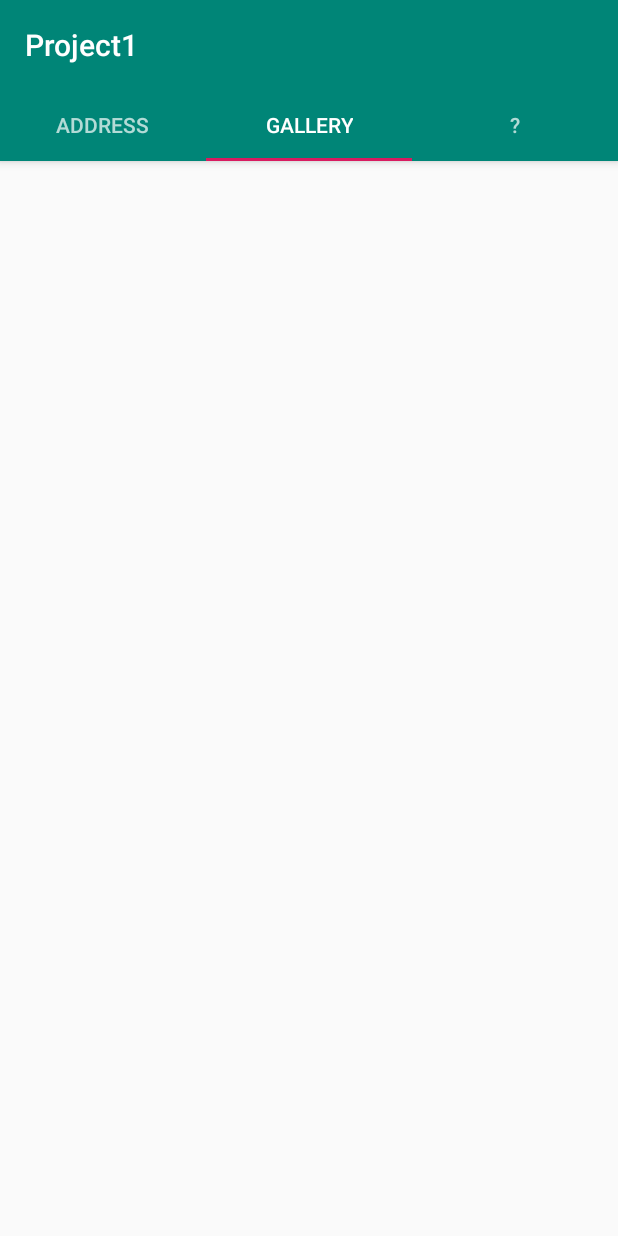
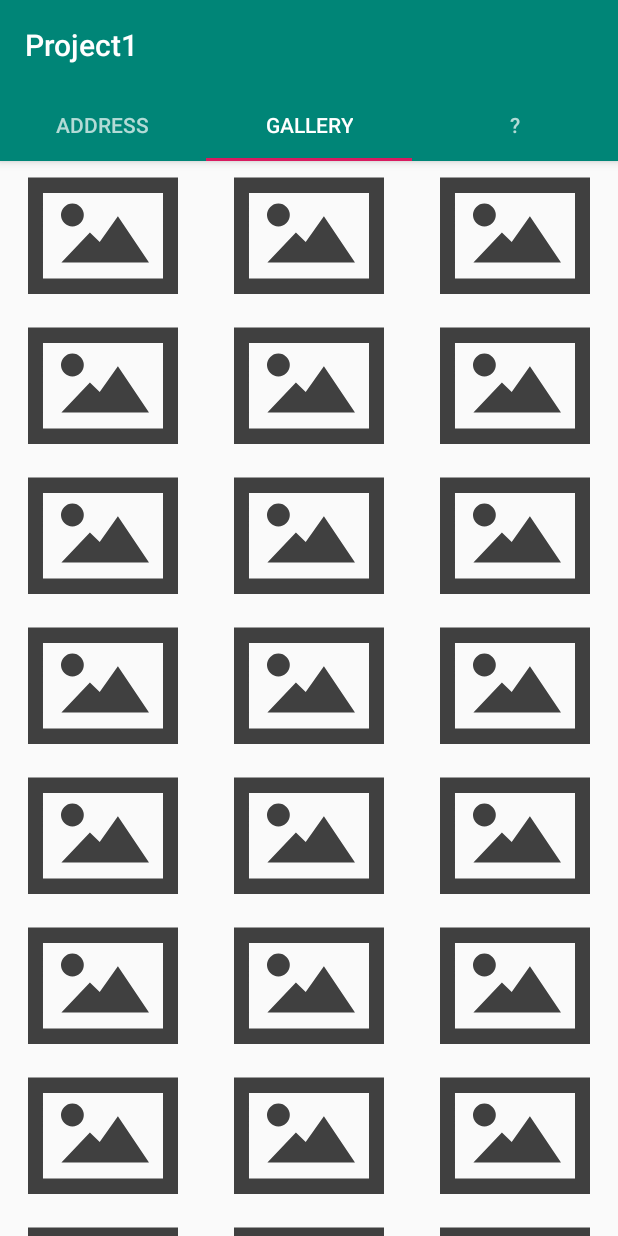
Before and after one commit to toto-lacky/3-tabs, an Android app: the screen it shows after launch (MainActivity), tab 2 chosen, on a phone screen of 412 x 824 dp. Run offline under Robolectric (Android 15) with nearby library versions, the phone set to English and light mode, and no system bars; 1 statement that could not run was skipped.

Commit message:
add galleryfragment
갤러리 추가함

```diff
--- /dev/null
+++ b/app/src/main/java/com/example/project1_java/ui/main/GalleryFragment.java
@@ -0,0 +1,190 @@
+package com.example.project1_java.ui.main;
+
+import android.content.Intent;
+import android.net.Uri;
+import android.os.Bundle;
+import android.provider.MediaStore;
+import android.view.LayoutInflater;
+import android.view.View;
+import android.view.ViewGroup;
+import android.widget.ImageView;
+
+import androidx.annotation.NonNull;
+import androidx.fragment.app.Fragment;
+
+import com.example.project1_java.R;
+
+public class GalleryFragment extends Fragment {
+
+    private static final String ARG_SECTION_NUMBER = "section_number";
+    private ImageView imageview[] = new ImageView[24];
+
+    public static GalleryFragment newInstance(int index) {
+        GalleryFragment fragment = new GalleryFragment();
+        Bundle bundle = new Bundle();
+        bundle.putInt(ARG_SECTION_NUMBER, index);
+        fragment.setArguments(bundle);
+        return fragment;
+    }
+
+    @Override
+    public void onCreate(Bundle savedInstanceState) {
+        super.onCreate(savedInstanceState);
+    }
+
+    @Override
+    public View onCreateView(
+            @NonNull LayoutInflater inflater, ViewGroup container,
+            Bundle savedInstanceState) {
+        View root = inflater.inflate(R.layout.fragment_gallery, container, false);
+
+        /*
+        GridView gridViewImages = root.findViewById(R.id.gridView);
+        ImageGridAdapter imageGridAdapter = new ImageGridAdapter(getActivity());
+        gridViewImages.setAdapter(imageGridAdapter);
+        */
+
+        imageview[0] = root.findViewById(R.id.img1);
+        imageview[1] = root.findViewById(R.id.img2);
+        imageview[2] = root.findViewById(R.id.img3);
+        imageview[3] = root.findViewById(R.id.img4);
+        imageview[4] = root.findViewById(R.id.img5);
+        imageview[5] = root.findViewById(R.id.img6);
+        imageview[6] = root.findViewById(R.id.img7);
+        imageview[7] = root.findViewById(R.id.img8);
+        imageview[8] = root.findViewById(R.id.img9);
+        imageview[9] = root.findViewById(R.id.img10);
+        imageview[10] = root.findViewById(R.id.img11);
+        imageview[11] = root.findViewById(R.id.img12);
+        imageview[12] = root.findViewById(R.id.img13);
+        imageview[13] = root.findViewById(R.id.img14);
+        imageview[14] = root.findViewById(R.id.img15);
+        imageview[15] = root.findViewById(R.id.img16);
+        imageview[16] = root.findViewById(R.id.img17);
+        imageview[17] = root.findViewById(R.id.img18);
+        imageview[18] = root.findViewById(R.id.img19);
+        imageview[19] = root.findViewById(R.id.img20);
+        imageview[20] = root.findViewById(R.id.img21);
+        imageview[21] = root.findViewById(R.id.img22);
+        imageview[22] = root.findViewById(R.id.img23);
+        imageview[23] = root.findViewById(R.id.img24);
+
+        imageview[0].setOnClickListener(new ImageClickListener2(0));
+        imageview[1].setOnClickListener(new ImageClickListener2(1));
+        imageview[2].setOnClickListener(new ImageClickListener2(2));
+        imageview[3].setOnClickListener(new ImageClickListener2(3));
+        imageview[4].setOnClickListener(new ImageClickListener2(4));
+        imageview[5].setOnClickListener(new ImageClickListener2(5));
+        imageview[6].setOnClickListener(new ImageClickListener2(6));
+        imageview[7].setOnClickListener(new ImageClickListener2(7));
+        imageview[8].setOnClickListener(new ImageClickListener2(8));
+        imageview[9].setOnClickListener(new ImageClickListener2(9));
+        imageview[10].setOnClickListener(new ImageClickListener2(10));
+        imageview[11].setOnClickListener(new ImageClickListener2(11));
+        imageview[12].setOnClickListener(new ImageClickListener2(12));
+        imageview[13].setOnClickListener(new ImageClickListener2(13));
+        imageview[14].setOnClickListener(new ImageClickListener2(14));
+        imageview[15].setOnClickListener(new ImageClickListener2(15));
+        imageview[16].setOnClickListener(new ImageClickListener2(16));
+        imageview[17].setOnClickListener(new ImageClickListener2(17));
+        imageview[18].setOnClickListener(new ImageClickListener2(18));
+        imageview[19].setOnClickListener(new ImageClickListener2(19));
+        imageview[20].setOnClickListener(new ImageClickListener2(20));
+        imageview[21].setOnClickListener(new ImageClickListener2(21));
+        imageview[22].setOnClickListener(new ImageClickListener2(22));
+        imageview[23].setOnClickListener(new ImageClickListener2(23));
+
+        return root;
+    }
+    public class ImageClickListener2 implements View.OnClickListener{
+        int index;
+        public ImageClickListener2(int index){
+            this.index = index;
+        }
+        public void onClick(View v){
+            Intent intent = new Intent(Intent.ACTION_PICK);
+            intent.setDataAndType(MediaStore.Images.Media.EXTERNAL_CONTENT_URI,"image/*");
+            startActivityForResult(intent, index);
+        }
+    }
+
+    public void onActivityResult(int requestCode, int resultCode, Intent data){
+        if (data != null && data.getData() != null){
+            Uri selectedImageUri = data.getData();
+            switch (requestCode){
+                case 0:
+                    imageview[0].setImageURI(selectedImageUri);
+                    break;
+                case 1:
+                    imageview[1].setImageURI(selectedImageUri);
+                    break;
+                case 2:
+                    imageview[2].setImageURI(selectedImageUri);
+                    break;
+                case 3:
+                    imageview[3].setImageURI(selectedImageUri);
+                    break;
+                case 4:
+                    imageview[4].setImageURI(selectedImageUri);
+                    break;
+                case 5:
+                    imageview[5].setImageURI(selectedImageUri);
+                    break;
+                case 6:
+                    imageview[6].setImageURI(selectedImageUri);
+                    break;
+                case 7:
+                    imageview[7].setImageURI(selectedImageUri);
+                    break;
+                case 8:
+                    imageview[8].setImageURI(selectedImageUri);
+                    break;
+                case 9:
+                    imageview[9].setImageURI(selectedImageUri);
+                    break;
+                case 10:
+                    imageview[10].setImageURI(selectedImageUri);
+                    break;
+                case 11:
+                    imageview[11].setImageURI(selectedImageUri);
+                    break;
+                case 12:
+                    imageview[12].setImageURI(selectedImageUri);
+                    break;
+                case 13:
+                    imageview[13].setImageURI(selectedImageUri);
+                    break;
+                case 14:
+                    imageview[14].setImageURI(selectedImageUri);
+                    break;
+                case 15:
+                    imageview[15].setImageURI(selectedImageUri);
+                    break;
+                case 16:
+                    imageview[16].setImageURI(selectedImageUri);
+                    break;
+                case 17:
+                    imageview[17].setImageURI(selectedImageUri);
+                    break;
+                case 18:
+                    imageview[18].setImageURI(selectedImageUri);
+                    break;
+                case 19:
+                    imageview[19].setImageURI(selectedImageUri);
+                    break;
+                case 20:
+                    imageview[20].setImageURI(selectedImageUri);
+                    break;
+                case 21:
+                    imageview[20].setImageURI(selectedImageUri);
+                    break;
+                case 22:
+                    imageview[20].setImageURI(selectedImageUri);
+                    break;
+                case 23:
+                    imageview[20].setImageURI(selectedImageUri);
+                    break;
+            }
+        }
+    }
+}
--- a/app/src/main/java/com/example/project1_java/ui/main/SectionsPagerAdapter.java
+++ b/app/src/main/java/com/example/project1_java/ui/main/SectionsPagerAdapter.java
@@ -32,6 +32,8 @@ public class SectionsPagerAdapter extends FragmentPagerAdapter {
         switch(position){
             case 0:
                 return AddressFragment.newInstance(position + 1);
+            case 1:
+                return GalleryFragment.newInstance(position + 1);
             default:
                 return PlaceholderFragment.newInstance(position + 1);
         }
--- /dev/null
+++ b/app/src/main/res/drawable/ic_image.xml
@@ -0,0 +1,9 @@
+<vector xmlns:android="http://schemas.android.com/apk/res/android"
+    android:width="800dp"
+    android:height="800dp"
+    android:viewportWidth="800"
+    android:viewportHeight="800">
+  <path
+      android:pathData="m0,87.893v620.8h800v-620.8h-800zM79.906,170.022h640.17v456.54h-640.17v-456.54zM236.796,227.09a60.8,60.8 0,0 0,-60.801 60.801,60.8 60.8,0 0,0 60.801,60.799 60.8,60.8 0,0 0,60.801 -60.799,60.8 60.8,0 0,0 -60.801,-60.801zM479.466,294.822l-97.066,137.6 -52.266,-50.666 -152,158.93h467.2l-165.87,-245.87z"
+      android:fillColor="#404040"/>
+</vector>
--- /dev/null
+++ b/app/src/main/res/layout/fragment_gallery.xml
@@ -0,0 +1,177 @@
+<?xml version="1.0" encoding="utf-8"?>
+<LinearLayout xmlns:android="http://schemas.android.com/apk/res/android"
+    android:orientation="vertical" android:layout_width="match_parent"
+    android:layout_height="match_parent">
+
+    <ScrollView
+        android:layout_width="match_parent"
+        android:layout_height="match_parent">
+
+        <TableLayout
+            android:layout_width="match_parent"
+            android:layout_height="match_parent">
+
+            <TableRow>
+                <ImageView
+                    android:id="@+id/img1"
+                    android:layout_width="match_parent"
+                    android:layout_weight="1"
+                    android:layout_height="100dp"
+                    android:src="@drawable/ic_image" />
+                <ImageView
+                    android:id="@+id/img2"
+                    android:layout_width="match_parent"
+                    android:layout_weight="1"
+
+                    android:layout_height="100dp"
+                    android:src="@drawable/ic_image" />
+                <ImageView
+                    android:id="@+id/img3"
+                    android:layout_width="match_parent"
+                    android:layout_weight="1"
+                    android:layout_height="100dp"
+                    android:src="@drawable/ic_image" />
+            </TableRow>
+            <TableRow>
+                <ImageView
+                    android:id="@+id/img4"
+                    android:layout_width="match_parent"
+                    android:layout_weight="1"
+                    android:layout_height="100dp"
+                    android:src="@drawable/ic_image" />
+                <ImageView
+                    android:id="@+id/img5"
+                    android:layout_width="match_parent"
+                    android:layout_weight="1"
+                    android:layout_height="100dp"
+                    android:src="@drawable/ic_image" />
+                <ImageView
+                    android:id="@+id/img6"
+                    android:layout_width="match_parent"
+                    android:layout_weight="1"
+                    android:layout_height="100dp"
+                    android:src="@drawable/ic_image" />
+            </TableRow>
+            <TableRow>
+                <ImageView
+                    android:id="@+id/img7"
+                    android:layout_width="match_parent"
+                    android:layout_weight="1"
+                    android:layout_height="100dp"
+                    android:src="@drawable/ic_image" />
+                <ImageView
+                    android:id="@+id/img8"
+                    android:layout_width="match_parent"
+                    android:layout_weight="1"
+                    android:layout_height="100dp"
+                    android:src="@drawable/ic_image" />
+                <ImageView
+                    android:id="@+id/img9"
+                    android:layout_width="match_parent"
+                    android:layout_weight="1"
+                    android:layout_height="100dp"
+                    android:src="@drawable/ic_image" />
+            </TableRow>
+            <TableRow>
+                <ImageView
+                    android:id="@+id/img10"
+                    android:layout_width="match_parent"
+                    android:layout_weight="1"
+                    android:layout_height="100dp"
+                    android:src="@drawable/ic_image" />
+                <ImageView
+                    android:id="@+id/img11"
+                    android:layout_width="match_parent"
+                    android:layout_weight="1"
+                    android:layout_height="100dp"
+                    android:src="@drawable/ic_image" />
+                <ImageView
+                    android:id="@+id/img12"
+                    android:layout_width="match_parent"
+                    android:layout_weight="1"
+                    android:layout_height="100dp"
+                    android:src="@drawable/ic_image" />
+            </TableRow>
+            <TableRow>
+                <ImageView
+                    android:id="@+id/img13"
+                    android:layout_width="match_parent"
+                    android:layout_weight="1"
+                    android:layout_height="100dp"
+                    android:src="@drawable/ic_image" />
+                <ImageView
+                    android:id="@+id/img14"
+                    android:layout_width="match_parent"
+                    android:layout_weight="1"
+                    android:layout_height="100dp"
+                    android:src="@drawable/ic_image" />
+                <ImageView
+                    android:id="@+id/img15"
+                    android:layout_width="match_parent"
+                    android:layout_weight="1"
+                    android:layout_height="100dp"
+                    android:src="@drawable/ic_image" />
+            </TableRow>
+            <TableRow>
+                <ImageView
+                    android:id="@+id/img16"
+                    android:layout_width="match_parent"
+                    android:layout_weight="1"
+                    android:layout_height="100dp"
+                    android:src="@drawable/ic_image" />
+                <ImageView
+                    android:id="@+id/img17"
+                    android:layout_width="match_parent"
+                    android:layout_weight="1"
+                    android:layout_height="100dp"
+                    android:src="@drawable/ic_image" />
+                <ImageView
+                    android:id="@+id/img18"
+                    android:layout_width="match_parent"
+                    android:layout_weight="1"
+                    android:layout_height="100dp"
+                    android:src="@drawable/ic_image" />
+            </TableRow>
+            <TableRow>
+                <ImageView
+                    android:id="@+id/img19"
+                    android:layout_width="match_parent"
+                    android:layout_weight="1"
+                    android:layout_height="100dp"
+                    android:src="@drawable/ic_image" />
+                <ImageView
+                    android:id="@+id/img20"
+                    android:layout_width="match_parent"
+                    android:layout_weight="1"
+                    android:layout_height="100dp"
+                    android:src="@drawable/ic_image" />
+                <ImageView
+                    android:id="@+id/img21"
+                    android:layout_width="match_parent"
+                    android:layout_weight="1"
+                    android:layout_height="100dp"
+                    android:src="@drawable/ic_image" />
+            </TableRow>
+            <TableRow>
+                <ImageView
+                    android:id="@+id/img22"
+                    android:layout_width="match_parent"
+                    android:layout_weight="1"
+                    android:layout_height="100dp"
+                    android:src="@drawable/ic_image" />
+                <ImageView
+                    android:id="@+id/img23"
+                    android:layout_width="match_parent"
+                    android:layout_weight="1"
+                    android:layout_height="100dp"
+                    android:src="@drawable/ic_image" />
+                <ImageView
+                    android:id="@+id/img24"
+                    android:layout_width="match_parent"
+                    android:layout_weight="1"
+                    android:layout_height="100dp"
+                    android:src="@drawable/ic_image" />
+            </TableRow>
+        </TableLayout>
+    </ScrollView>
+</LinearLayout>
```
